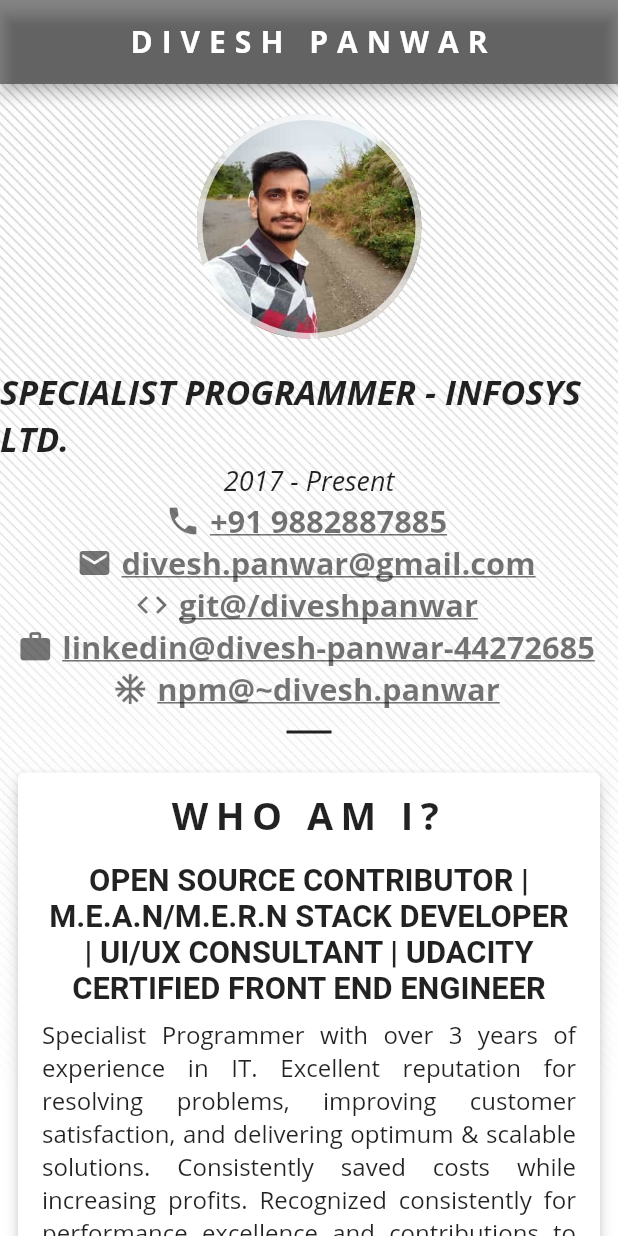
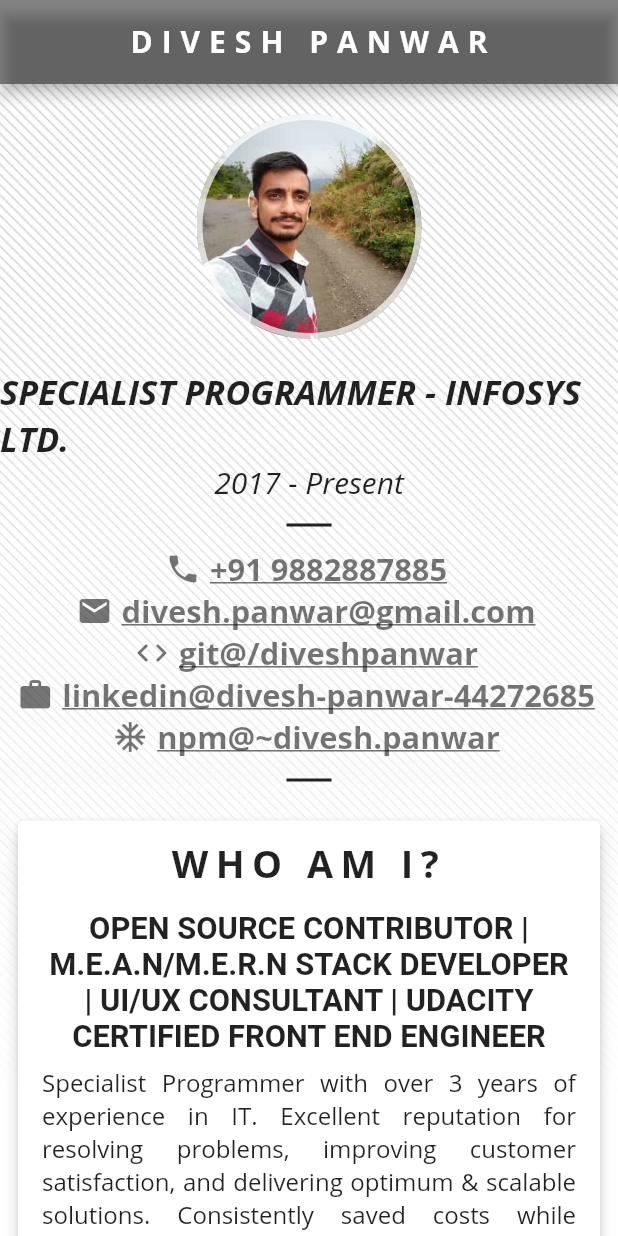
Before and after one commit to diveshpanwar/flutter_portfolio, a Flutter app: the screen it shows after launch, on a phone screen of 412 x 824 dp. Run offline on Flutter 3.47's test engine with Material 2 defaults, Android fonts, the phone set to English and light mode, and no system bars; our stand-ins replace flutter_screenutil; statements that could not run were skipped.

Commit message:
Fixed Intro

```diff
--- a/lib/components/header/tagline.component.dart
+++ b/lib/components/header/tagline.component.dart
@@ -1,3 +1,4 @@
+import 'package:DiveshPanwar/common/divider.common.dart';
 import 'package:flutter/material.dart';
 import 'package:url_launcher/url_launcher.dart';
 import 'package:flutter_screenutil/flutter_screenutil.dart';
@@ -30,9 +31,10 @@ class TagLine extends StatelessWidget {
             style: TextStyle(
               fontFamily: 'OpenSans',
               fontStyle: FontStyle.italic,
-              fontSize: 18,
+              fontSize: 20,
             ),
           ),
+          CustomDivider(),
           Row(
             mainAxisAlignment: MainAxisAlignment.center,
             children: [
```
